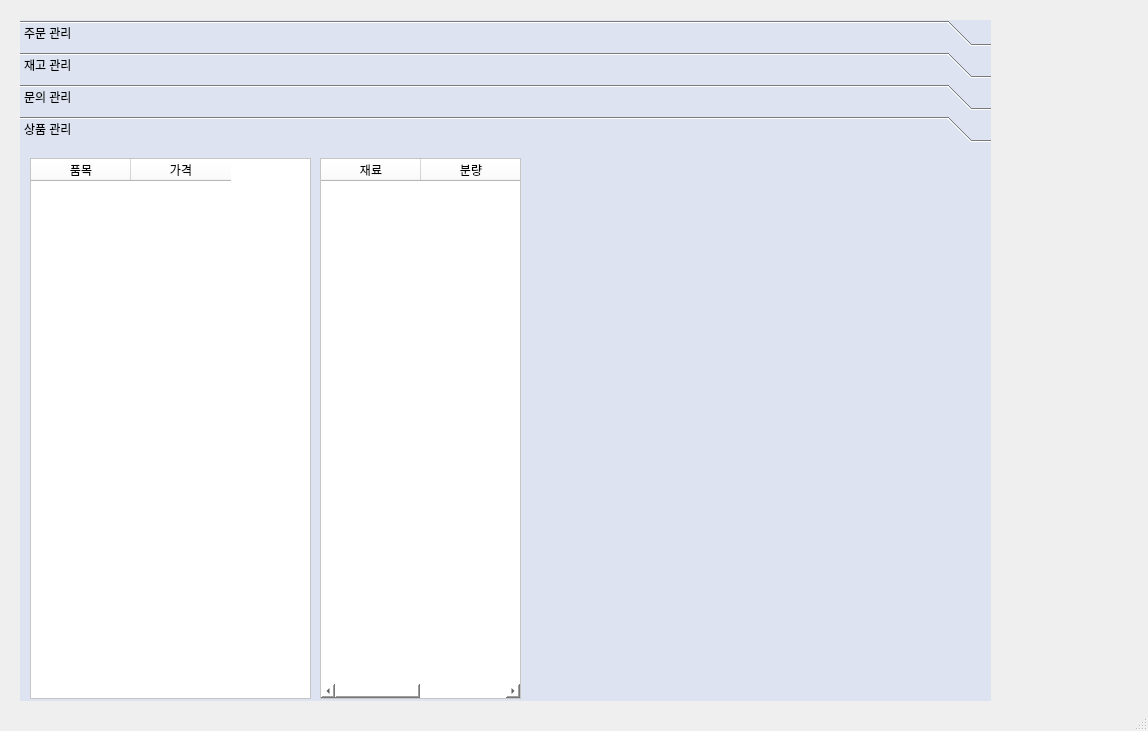
This is mainUI.ui in syarin03/smartstore as Qt 5 draws it before an edit. The edited form follows.
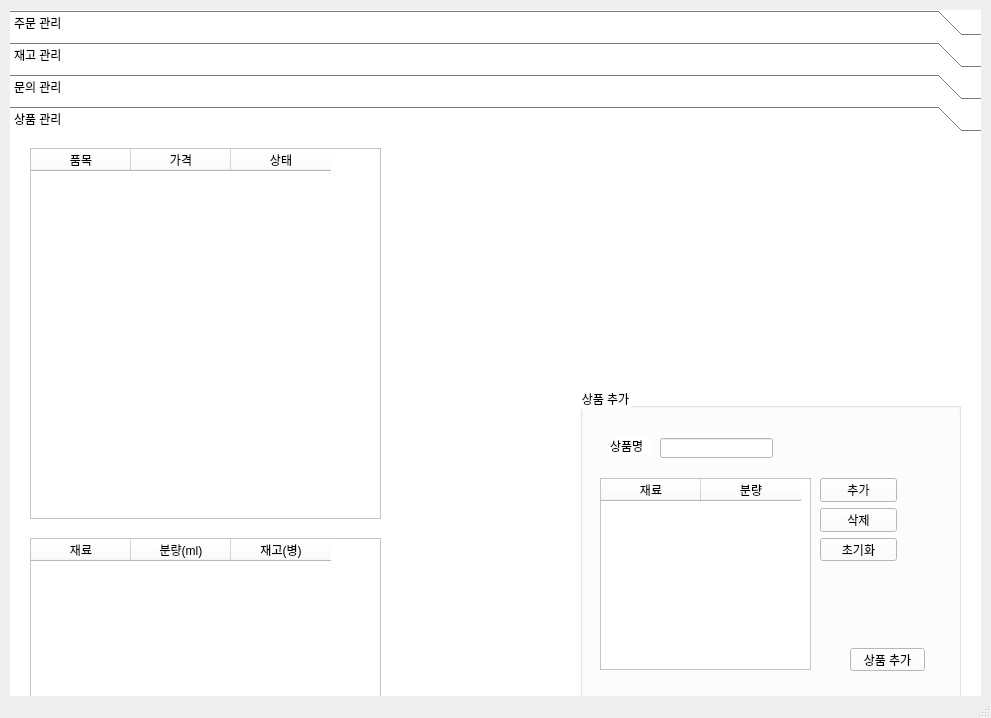
This is the edited form.

Diff of the .ui file:
```diff
--- a/mainUI.ui
+++ b/mainUI.ui
@@ -6,8 +6,8 @@
    <rect>
     <x>0</x>
     <y>0</y>
-    <width>1148</width>
-    <height>731</height>
+    <width>991</width>
+    <height>718</height>
    </rect>
   </property>
   <property name="windowTitle">
@@ -17,9 +17,9 @@
    <widget class="QStackedWidget" name="Page">
     <property name="geometry">
      <rect>
-      <x>10</x>
-      <y>10</y>
-      <width>1131</width>
+      <x>0</x>
+      <y>0</y>
+      <width>991</width>
       <height>711</height>
      </rect>
     </property>
@@ -371,7 +371,7 @@
         <x>10</x>
         <y>10</y>
         <width>971</width>
-        <height>681</height>
+        <height>691</height>
        </rect>
       </property>
       <property name="layoutDirection">
@@ -381,7 +381,7 @@
        <bool>false</bool>
       </property>
       <property name="styleSheet">
-       <string notr="true">background-color:rgb(221, 227, 240)</string>
+       <string notr="true">background-color:rgb(255, 255, 255)</string>
       </property>
       <property name="currentIndex">
        <number>3</number>
@@ -461,7 +461,7 @@
          <x>0</x>
          <y>0</y>
          <width>971</width>
-         <height>577</height>
+         <height>587</height>
         </rect>
        </property>
        <attribute name="label">
@@ -470,10 +470,10 @@
        <widget class="QTableWidget" name="product_table">
         <property name="geometry">
          <rect>
-          <x>10</x>
+          <x>20</x>
           <y>10</y>
-          <width>281</width>
-          <height>541</height>
+          <width>351</width>
+          <height>371</height>
          </rect>
         </property>
         <property name="autoFillBackground">
@@ -495,14 +495,19 @@
           <string>가격</string>
          </property>
         </column>
+        <column>
+         <property name="text">
+          <string>상태</string>
+         </property>
+        </column>
        </widget>
        <widget class="QTableWidget" name="product_ingredient">
         <property name="geometry">
          <rect>
-          <x>300</x>
-          <y>10</y>
-          <width>201</width>
-          <height>541</height>
+          <x>20</x>
+          <y>400</y>
+          <width>351</width>
+          <height>161</height>
          </rect>
         </property>
         <property name="autoFillBackground">
@@ -521,9 +526,128 @@
         </column>
         <column>
          <property name="text">
-          <string>분량</string>
+          <string>분량(ml)</string>
          </property>
         </column>
+        <column>
+         <property name="text">
+          <string>재고(병)</string>
+         </property>
+        </column>
+       </widget>
+       <widget class="QGroupBox" name="groupBox">
+        <property name="geometry">
+         <rect>
+          <x>570</x>
+          <y>250</y>
+          <width>381</width>
+          <height>321</height>
+         </rect>
+        </property>
+        <property name="title">
+         <string>상품 추가</string>
+        </property>
+        <widget class="QTableWidget" name="table_new_recipe">
+         <property name="geometry">
+          <rect>
+           <x>20</x>
+           <y>90</y>
+           <width>211</width>
+           <height>192</height>
+          </rect>
+         </property>
+         <column>
+          <property name="text">
+           <string>재료</string>
+          </property>
+         </column>
+         <column>
+          <property name="text">
+           <string>분량</string>
+          </property>
+         </column>
+        </widget>
+        <widget class="QLabel" name="label_8">
+         <property name="geometry">
+          <rect>
+           <x>30</x>
+           <y>50</y>
+           <width>41</width>
+           <height>16</height>
+          </rect>
+         </property>
+         <property name="text">
+          <string>상품명</string>
+         </property>
+        </widget>
+        <widget class="QLineEdit" name="in_new_item">
+         <property name="geometry">
+          <rect>
+           <x>80</x>
+           <y>50</y>
+           <width>113</width>
+           <height>20</height>
+          </rect>
+         </property>
+         <property name="styleSheet">
+          <string notr="true">background-color: rgb(255, 255, 255)</string>
+         </property>
+        </widget>
+        <widget class="QPushButton" name="btn_addProduct">
+         <property name="geometry">
+          <rect>
+           <x>270</x>
+           <y>260</y>
+           <width>75</width>
+           <height>23</height>
+          </rect>
+         </property>
+         <property name="text">
+          <string>상품 추가</string>
+         </property>
+        </widget>
+        <widget class="QWidget" name="">
+         <property name="geometry">
+          <rect>
+           <x>240</x>
+           <y>90</y>
+           <width>77</width>
+           <height>83</height>
+          </rect>
+         </property>
+         <layout class="QVBoxLayout" name="verticalLayout_2">
+          <item>
+           <widget class="QPushButton" name="btn_add">
+            <property name="styleSheet">
+             <string notr="true"/>
+            </property>
+            <property name="text">
+             <string>추가</string>
+            </property>
+           </widget>
+          </item>
+          <item>
+           <widget class="QPushButton" name="btn_del">
+            <property name="styleSheet">
+             <string notr="true">background-table:rgb(255, 255, 255)</string>
+            </property>
+            <property name="text">
+             <string>삭제</string>
+            </property>
+           </widget>
+          </item>
+          <item>
+           <widget class="QPushButton" name="btn_addPro_reset">
+            <property name="styleSheet">
+             <string notr="true">background-table:rgb(255, 255, 255)</string>
+            </property>
+            <property name="text">
+             <string>초기화</string>
+            </property>
+           </widget>
+          </item>
+         </layout>
+        </widget>
        </widget>
       </widget>
      </widget>
```
Left out of the diff: 10 changed lines with no effect on the pictures.
